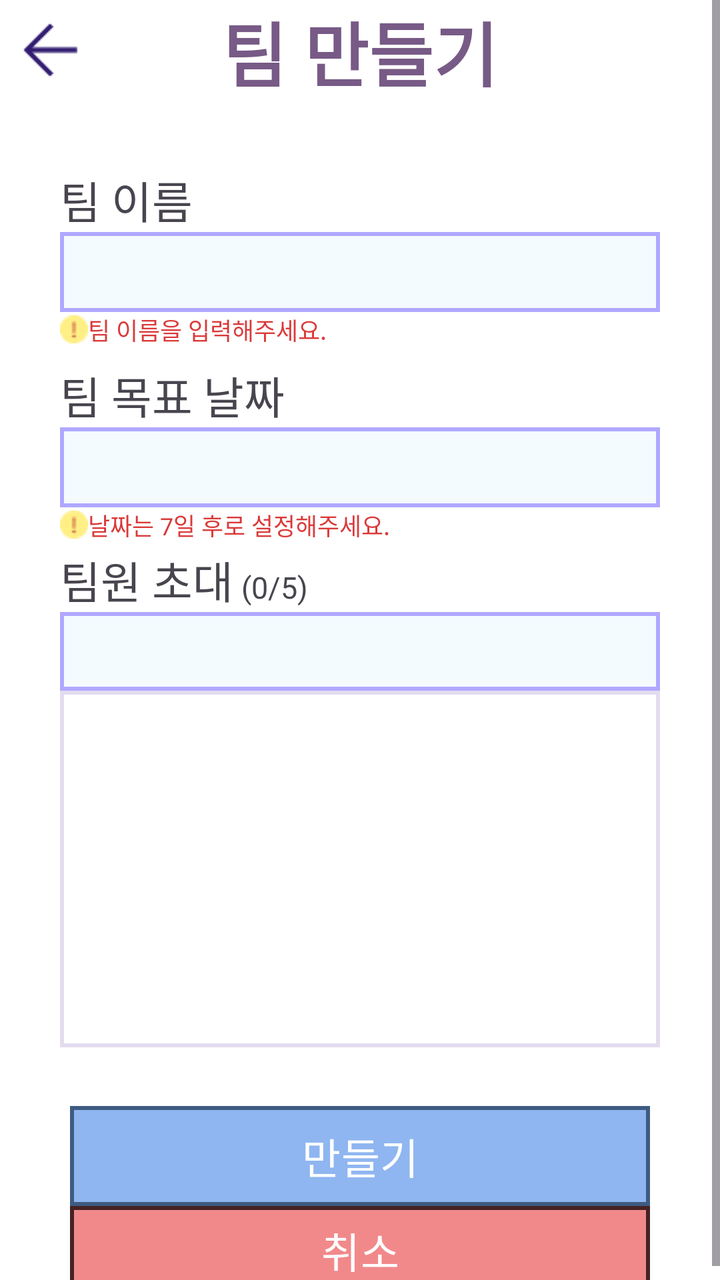
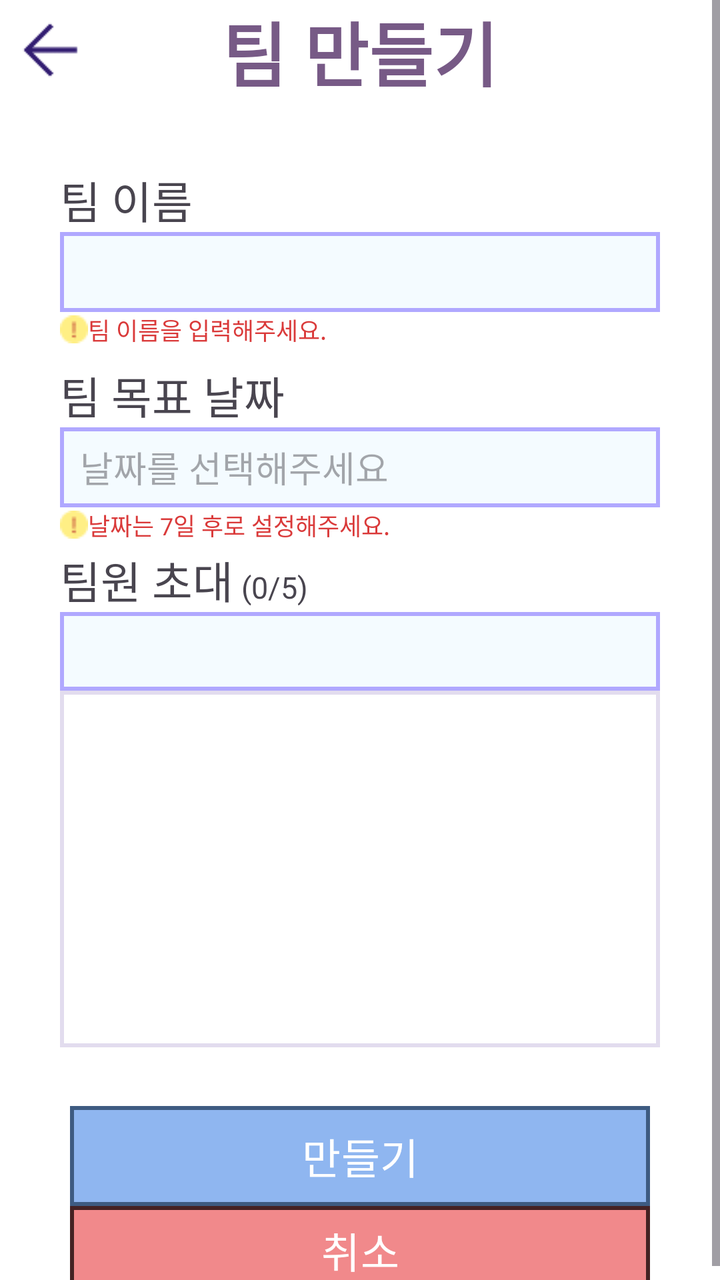

Compare the two renders of this Android layout. The source of the first and the diff that turns it into the second are given below.
<!-- AndroidManifest.xml: application theme Theme.Current_stream_app -->
<!-- res/layout/activity_create_team.xml -->
<?xml version="1.0" encoding="utf-8"?>
<ScrollView xmlns:android="http://schemas.android.com/apk/res/android"
    xmlns:app="http://schemas.android.com/apk/res-auto"
    xmlns:tools="http://schemas.android.com/tools"
    android:layout_width="match_parent"
    android:layout_height="match_parent"
    android:fitsSystemWindows="true"
    android:background="@color/white"
    android:fillViewport="true">

    <androidx.constraintlayout.widget.ConstraintLayout
        android:layout_width="match_parent"
        android:layout_height="wrap_content">

        <androidx.constraintlayout.widget.ConstraintLayout
            android:id="@+id/team_header"
            android:layout_width="match_parent"
            android:layout_height="50dp"
            android:orientation="horizontal"
            android:gravity="center_vertical"
            android:paddingHorizontal="5dp"

            app:layout_constraintRight_toRightOf="parent"
            app:layout_constraintLeft_toLeftOf="parent"
            app:layout_constraintTop_toTopOf="parent">

            <ImageButton
                android:id="@+id/create_team_header_back"
                android:layout_width="40dp"
                android:layout_height="40dp"
                android:scaleType="fitCenter"
                android:src="@drawable/pic_arrowback"
                android:background="@android:color/transparent"

                app:layout_constraintLeft_toLeftOf="parent"
                app:layout_constraintTop_toTopOf="parent"
                app:layout_constraintBottom_toBottomOf="parent" />

            <TextView
                android:layout_width="wrap_content"
                android:layout_height="wrap_content"
                android:layout_gravity="center"

                android:text="팀 만들기"
                android:textStyle="bold"
                android:textColor="@color/login_1"
                android:textSize="35sp"

                app:layout_constraintRight_toRightOf="parent"
                app:layout_constraintLeft_toLeftOf="parent"
                app:layout_constraintTop_toTopOf="parent"
                app:layout_constraintBottom_toBottomOf="parent" />
        </androidx.constraintlayout.widget.ConstraintLayout>

        <LinearLayout
            android:id="@+id/create_team_name"
            android:layout_width="320dp"
            android:layout_height="90dp"
            android:orientation="vertical"
            android:gravity="center_vertical"
            android:paddingHorizontal="10dp"

            app:layout_constraintRight_toRightOf="parent"
            app:layout_constraintLeft_toLeftOf="parent"
            app:layout_constraintTop_toTopOf="parent"
            app:layout_constraintBottom_toBottomOf="parent"
            app:layout_constraintVertical_bias="0.15">

            <TextView
                android:layout_width="wrap_content"
                android:layout_height="wrap_content"
                android:text="팀 이름"
                android:textSize="22sp" />
            <EditText
                android:id="@+id/create_team_name_edit"
                android:layout_width="match_parent"
                android:layout_height="0dp"
                android:layout_weight="1"
                android:background="@drawable/edit_text_bg_1"
                android:paddingStart="10dp"
                android:textSize="18sp"
                android:textColor="#000000"
                android:inputType="text"/>
            <TextView
                android:id="@+id/create_team_name_warn"
                android:layout_width="wrap_content"
                android:layout_height="wrap_content"

                android:drawableStart="@drawable/pic_notification_icon"
                android:text="팀 이름을 입력해주세요."
                android:textColor="@color/register_red"
                android:textSize="12sp" />
        </LinearLayout>

        <LinearLayout
            android:id="@+id/create_team_date"
            android:layout_width="320dp"
            android:layout_height="90dp"
            android:orientation="vertical"
            android:gravity="center_vertical"
            android:paddingHorizontal="10dp"

            app:layout_constraintRight_toRightOf="parent"
            app:layout_constraintLeft_toLeftOf="parent"
            app:layout_constraintTop_toBottomOf="@id/create_team_name"
            app:layout_constraintBottom_toBottomOf="parent"
            app:layout_constraintVertical_bias="0.02">

            <TextView
                android:layout_width="wrap_content"
                android:layout_height="wrap_content"
                android:text="팀 목표 날짜"
                android:textSize="22sp" />
            <EditText
                android:id="@+id/create_team_date_edit"
                android:layout_width="match_parent"
                android:layout_height="0dp"
                android:layout_weight="1"

                android:background="@drawable/edit_text_bg_1"
                android:paddingStart="10dp"
                android:textSize="18sp"
                android:textColor="#000000"
                android:inputType="date"/>
            <TextView
                android:id="@+id/create_team_date_warn"
                android:layout_width="wrap_content"
                android:layout_height="wrap_content"

                android:drawableStart="@drawable/pic_notification_icon"
                android:text="날짜는 7일 후로 설정해주세요."
                android:textColor="@color/register_red"
                android:textSize="12sp" />
        </LinearLayout>


        <LinearLayout
            android:id="@+id/create_team_users"
            android:layout_width="320dp"
            android:layout_height="250dp"
            android:orientation="vertical"
            android:gravity="center_vertical"
            android:paddingHorizontal="10dp"

            app:layout_constraintRight_toRightOf="parent"
            app:layout_constraintLeft_toLeftOf="parent"
            app:layout_constraintTop_toBottomOf="@id/create_team_date"
            app:layout_constraintBottom_toBottomOf="parent"
            app:layout_constraintVertical_bias="0.02">

            <LinearLayout
                android:layout_width="wrap_content"
                android:layout_height="wrap_content">
                <TextView
                    android:layout_width="wrap_content"
                    android:layout_height="wrap_content"
                    android:text="팀원 초대"
                    android:textSize="22sp" />

                <TextView
                    android:layout_width="wrap_content"
                    android:layout_height="wrap_content"
                    android:paddingLeft="4sp"
                    android:text="(0/5)"
                    android:textSize="15sp" />
            </LinearLayout>

            <EditText
                android:id="@+id/create_team_users_edit"
                android:layout_width="match_parent"
                android:layout_height="0dp"
                android:layout_weight="2"
                android:background="@drawable/edit_text_bg_1"
                android:paddingStart="10dp"
                android:textSize="18sp"
                android:textColor="#000000"
                android:inputType="textPassword"/>
            <androidx.recyclerview.widget.RecyclerView
                android:id="@+id/create_team_users_list"
                android:layout_width="match_parent"
                android:layout_height="0dp"
                android:layout_weight="9"
                android:background="@drawable/edit_list_bg_1"
                android:nestedScrollingEnabled="false"
                tools:listitem="@layout/create_team_members"
                android:padding="10dp"/>
        </LinearLayout>

        <Button
            android:layout_width="290dp"
            android:layout_height="50dp"
            android:id="@+id/create_team_button"

            android:text="만들기"
            android:textSize="21sp"
            android:textColor="@color/white"

            android:paddingBottom="1dp"
            android:paddingTop="1dp"

            android:background="@drawable/edit_btn_bg_3"
            app:backgroundTint="@null"

            app:layout_constraintRight_toRightOf="parent"
            app:layout_constraintLeft_toLeftOf="parent"
            app:layout_constraintTop_toBottomOf="@id/create_team_users"
            app:layout_constraintBottom_toBottomOf="parent"
            app:layout_constraintVertical_bias="0.4" />

        <Button
            android:layout_width="290dp"
            android:layout_height="44dp"
            android:id="@+id/create_team_close_button"

            android:text="취소"
            android:textSize="21sp"
            android:textColor="@color/white"

            android:paddingBottom="1dp"
            android:paddingTop="1dp"

            android:background="@drawable/edit_btn_bg_4"
            app:backgroundTint="@null"

            app:layout_constraintRight_toRightOf="parent"
            app:layout_constraintLeft_toLeftOf="parent"
            app:layout_constraintTop_toBottomOf="@id/create_team_button"
            app:layout_constraintBottom_toBottomOf="parent"
            app:layout_constraintVertical_bias="0.1" />


    </androidx.constraintlayout.widget.ConstraintLayout>
</ScrollView>
<!-- res/layout/create_team_members.xml (included above) -->
<?xml version="1.0" encoding="utf-8"?>
<androidx.cardview.widget.CardView xmlns:android="http://schemas.android.com/apk/res/android"
    xmlns:app="http://schemas.android.com/apk/res-auto"
    android:layout_width="match_parent"
    android:layout_height="wrap_content"
    android:layout_marginBottom="2dp"
    android:layout_marginLeft="6dp"
    app:cardCornerRadius="8dp"
    app:cardElevation="0dp">

    <LinearLayout
        android:layout_width="match_parent"
        android:layout_height="match_parent"
        android:orientation="horizontal">

        <TextView
            android:layout_width="wrap_content"
            android:layout_height="wrap_content"
            android:id="@+id/create_team_list_name"

            android:text="이충섭"
            android:textSize="20sp"/>

        <TextView
            android:layout_width="wrap_content"
            android:layout_height="wrap_content"
            android:id="@+id/create_team_list_id"

            android:text="dik4321"
            android:textColor="#B4B4B4"
            android:textSize="12sp"

            android:paddingLeft="6dp" />
    </LinearLayout>

    <ImageButton
        android:layout_width="20dp"
        android:layout_height="20dp"
        android:layout_gravity="center|end"
        android:id="@+id/create_team_ban_btn"

        android:src="@drawable/pic_ban"
        android:background="?attr/selectableItemBackgroundBorderless"
        android:scaleType="fitCenter"/>


</androidx.cardview.widget.CardView>
<!-- resources referenced by this layout -->
<resources>
  <color name="login_1">#775A86</color>
  <color name="register_red">#DA3A3A</color>
  <color name="white">#FFFFFFFF</color>
  <!-- drawable edit_btn_bg_3 (drawable) -->
  <?xml version="1.0" encoding="utf-8"?>
  <shape xmlns:android="http://schemas.android.com/apk/res/android">
  
      <solid android:color="#8FB6F0"/>
  
      <stroke
          android:width="2dp"
          android:color="#3E5B81"/>
  
      <padding
          android:left="16dp"
          android:right="16dp"/>
  </shape>
  <!-- drawable edit_btn_bg_4 (drawable) -->
  <?xml version="1.0" encoding="utf-8"?>
  <shape xmlns:android="http://schemas.android.com/apk/res/android">
  
      <solid android:color="#F1898B"/>
  
      <stroke
          android:width="2dp"
          android:color="#452223"/>
  
      <padding
          android:left="16dp"
          android:right="16dp"/>
  </shape>
  <!-- drawable edit_list_bg_1 (drawable) -->
  <?xml version="1.0" encoding="utf-8"?>
  <shape xmlns:android="http://schemas.android.com/apk/res/android">
  
      <solid android:color="#FFFFFF"/>
  
      <stroke
          android:width="2dp"
          android:color="#E2DCEE"/>
  
      <padding
          android:left="16dp"
          android:right="16dp"/>
  </shape>
  <!-- drawable edit_text_bg_1 (drawable) -->
  <?xml version="1.0" encoding="utf-8"?>
  <shape xmlns:android="http://schemas.android.com/apk/res/android">
  
      <solid android:color="#F4FBFF"/>
  
      <stroke
          android:width="2dp"
          android:color="#B0A8FF"/>
  
      <padding
          android:left="16dp"
          android:right="16dp"/>
  </shape>
  <!-- drawable pic_arrowback: png bitmap (drawable, 471 bytes) -->
  <!-- drawable pic_ban: png bitmap (drawable, 618 bytes) -->
  <!-- drawable pic_notification_icon: png bitmap (drawable, 413 bytes) -->
  <style name="Theme.Current_stream_app" parent="Base.Theme.Current_stream_app" />
  <style name="Base.Theme.Current_stream_app" parent="Theme.Material3.DayNight.NoActionBar">
          
          
      </style>
</resources>

<!-- the commit's change to res/layout/activity_create_team.xml (unified diff, before → after) -->
@@ -121,7 +121,11 @@
                 android:paddingStart="10dp"
                 android:textSize="18sp"
                 android:textColor="#000000"
-                android:inputType="date"/>
+                android:focusable="false"
+                android:clickable="true"
+                android:cursorVisible="false"
+                android:inputType="none"
+                android:hint="날짜를 선택해주세요"/>
             <TextView
                 android:id="@+id/create_team_date_warn"
                 android:layout_width="wrap_content"
@@ -158,6 +162,7 @@
                     android:textSize="22sp" />
 
                 <TextView
+                    android:id="@+id/create_team_users_count"
                     android:layout_width="wrap_content"
                     android:layout_height="wrap_content"
                     android:paddingLeft="4sp"
@@ -174,7 +179,9 @@
                 android:paddingStart="10dp"
                 android:textSize="18sp"
                 android:textColor="#000000"
-                android:inputType="textPassword"/>
+                android:inputType="text"
+                android:imeOptions="actionDone"
+                android:maxLines="1"/>
             <androidx.recyclerview.widget.RecyclerView
                 android:id="@+id/create_team_users_list"
                 android:layout_width="match_parent"
@@ -190,6 +197,7 @@
             android:layout_width="290dp"
             android:layout_height="50dp"
             android:id="@+id/create_team_button"
+            android:enabled="false"
 
             android:text="만들기"
             android:textSize="21sp"
